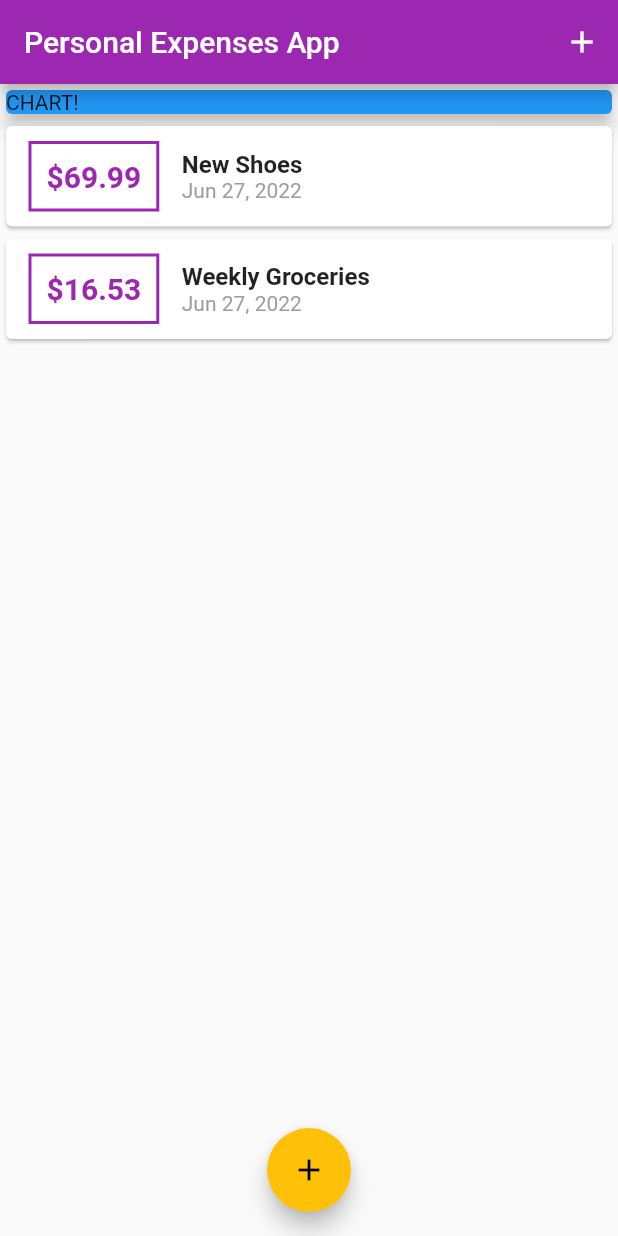
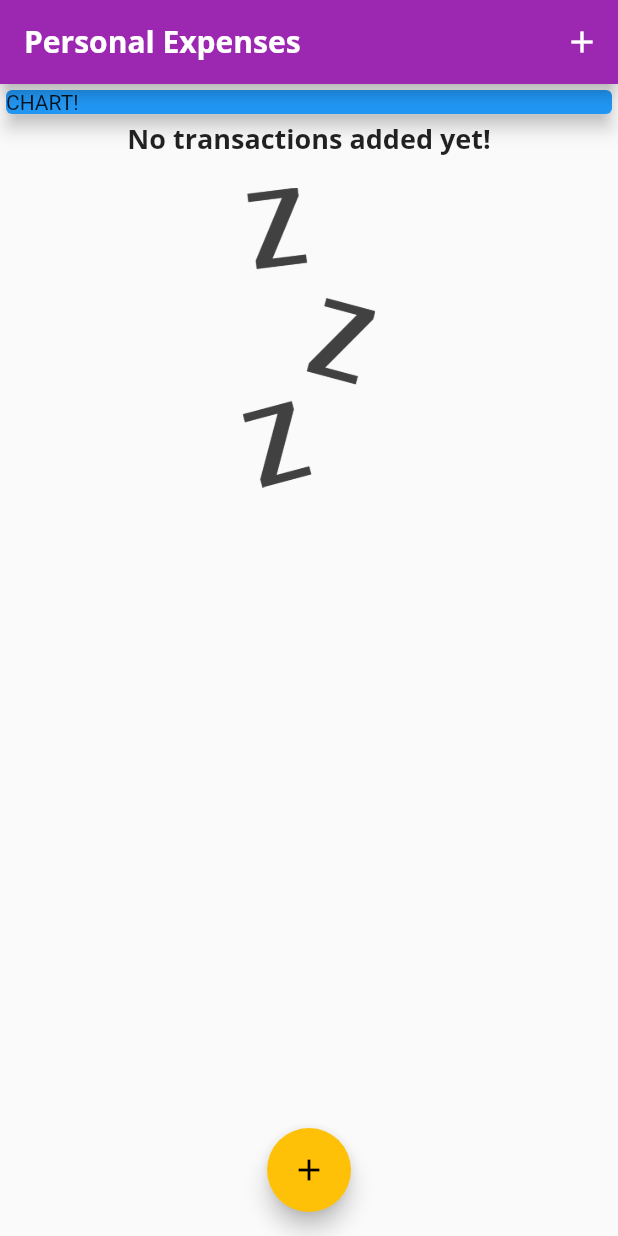
Before and after one commit to BarisSahin1/PersonalExpensesApp, a Flutter app: the screen it shows after launch, on a phone screen of 412 x 824 dp. Run offline on Flutter 3.47's test engine with Material 2 defaults, Android fonts, the phone set to English and light mode, and no system bars.

Commit message:
Theme for text and images are aded

```diff
--- a/lib/main.dart
+++ b/lib/main.dart
@@ -10,11 +10,27 @@ class MyApp extends StatelessWidget {
   @override
   Widget build(BuildContext context) {
     return MaterialApp(
-      title: 'Personal Expenses App',
+      title: 'Personal Expenses',
       theme: ThemeData(
-        primarySwatch: Colors.purple,
-        accentColor: Colors.amber,
-      ),
+          primarySwatch: Colors.purple,
+          accentColor: Colors.amber,
+          fontFamily: 'Quicksand',
+          textTheme: ThemeData.light().textTheme.copyWith(
+                headline6: TextStyle(
+                  fontFamily: 'OpenSans',
+                  fontWeight: FontWeight.bold,
+                  fontSize: 18,
+                ),
+              ),
+          appBarTheme: AppBarTheme(
+            textTheme: ThemeData.light().textTheme.copyWith(
+                  headline6: TextStyle(
+                    fontFamily: 'OpenSans',
+                    fontSize: 20,
+                    fontWeight: FontWeight.bold,
+                  ),
+                ),
+          )),
       home: MyHomePage(),
     );
   }
@@ -29,18 +45,18 @@ class MyHomePage extends StatefulWidget {
 
 class _MyHomePageState extends State<MyHomePage> {
   final List<Transaction> _userTransactions = [
-    Transaction(
-      id: 't1',
-      title: 'New Shoes',
-      amount: 69.99,
-      date: DateTime.now(),
-    ),
-    Transaction(
-      id: 't2',
-      title: 'Weekly Groceries',
-      amount: 16.53,
-      date: DateTime.now(),
-    ),
+    // Transaction(
+    //   id: 't1',
+    //   title: 'New Shoes',
+    //   amount: 69.99,
+    //   date: DateTime.now(),
+    // ),
+    // Transaction(
+    //   id: 't2',
+    //   title: 'Weekly Groceries',
+    //   amount: 16.53,
+    //   date: DateTime.now(),
+    // ),
   ];
 
   void _addNewTransaction(String txTitle, double txAmount) {
@@ -73,7 +89,9 @@ class _MyHomePageState extends State<MyHomePage> {
   Widget build(BuildContext context) {
     return Scaffold(
       appBar: AppBar(
-        title: Text('Personal Expenses App'),
+        title: Text(
+          'Personal Expenses',
+        ),
         actions: <Widget>[
           IconButton(
             icon: Icon(Icons.add),
--- a/lib/widgets/transaction_list.dart
+++ b/lib/widgets/transaction_list.dart
@@ -12,7 +12,25 @@ class TransactionList extends StatelessWidget {
   Widget build(BuildContext context) {
     return Container(
       height: 300,
-      child: ListView.builder(
+      child: transactions.isEmpty
+          ? Column(
+              children: <Widget>[
+                Text(
+                  'No transactions added yet!',
+                  style: Theme.of(context).textTheme.headline6,
+                ),
+                SizedBox(
+                  height: 20,
+                ),
+                Container(
+                    height: 200,
+                    child: Image.asset(
+                      'assets/images/waiting.png',
+                      fit: BoxFit.cover,
+                    )),
+              ],
+            )
+          : ListView.builder(
               itemBuilder: (ctx, index) {
                 return Card(
                   child: Row(
@@ -30,11 +48,11 @@ class TransactionList extends StatelessWidget {
                         ),
                         padding: EdgeInsets.all(10),
                         child: Text(
-                    '\$${transactions[index].amount}',
+                          '\$${transactions[index].amount.toStringAsFixed(2)}',
                           style: TextStyle(
                             fontWeight: FontWeight.bold,
                             fontSize: 20,
-                      color: Colors.purple,
+                            color: Theme.of(context).primaryColor,
                           ),
                         ),
                       ),
@@ -43,10 +61,7 @@ class TransactionList extends StatelessWidget {
                         children: <Widget>[
                           Text(
                             transactions[index].title,
-                      style: TextStyle(
-                        fontSize: 16,
-                        fontWeight: FontWeight.bold,
-                      ),
+                            style: Theme.of(context).textTheme.headline6,
                           ),
                           Text(
                             DateFormat.yMMMd().format(transactions[index].date),
```
Also changed, not shown: pubspec.yaml (+13 -8 lines), assets/fonts/OpenSans-Bold.ttf (added), assets/fonts/OpenSans-Regular.ttf (added), assets/fonts/Quicksand-Bold.ttf (added), assets/fonts/Quicksand-Light.ttf (added), assets/fonts/Quicksand-Medium.ttf (added), assets/fonts/Quicksand-Regular.ttf (added), assets/images/waiting.png (added). Lines whose indentation alone changed are shown as unchanged.
